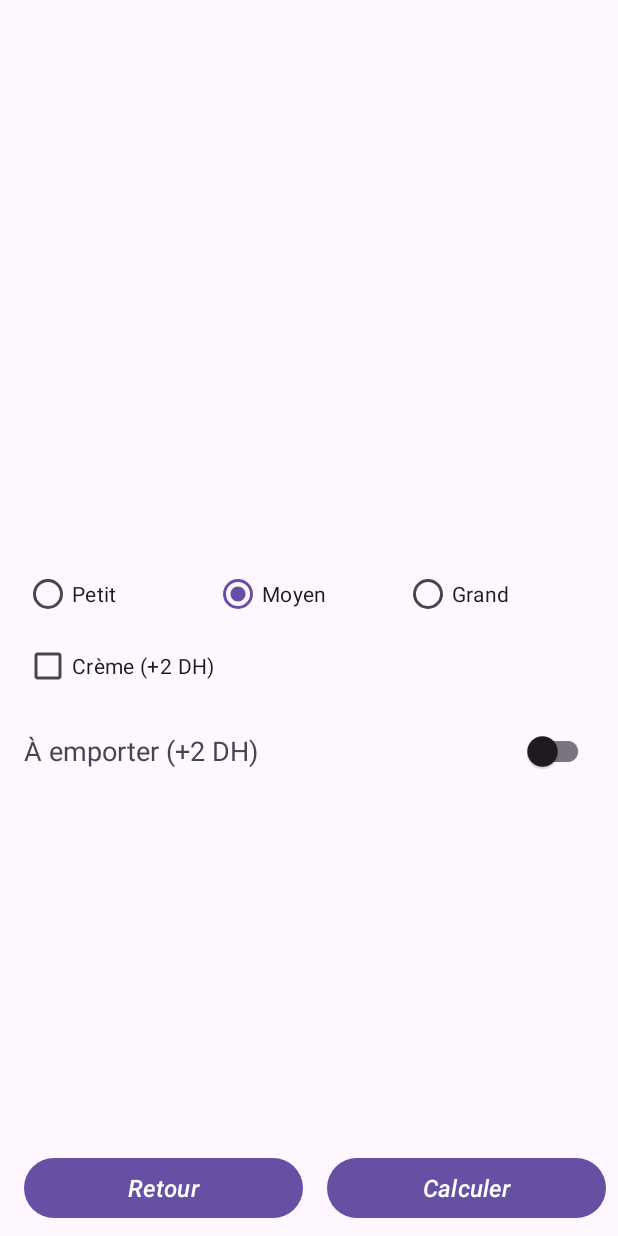
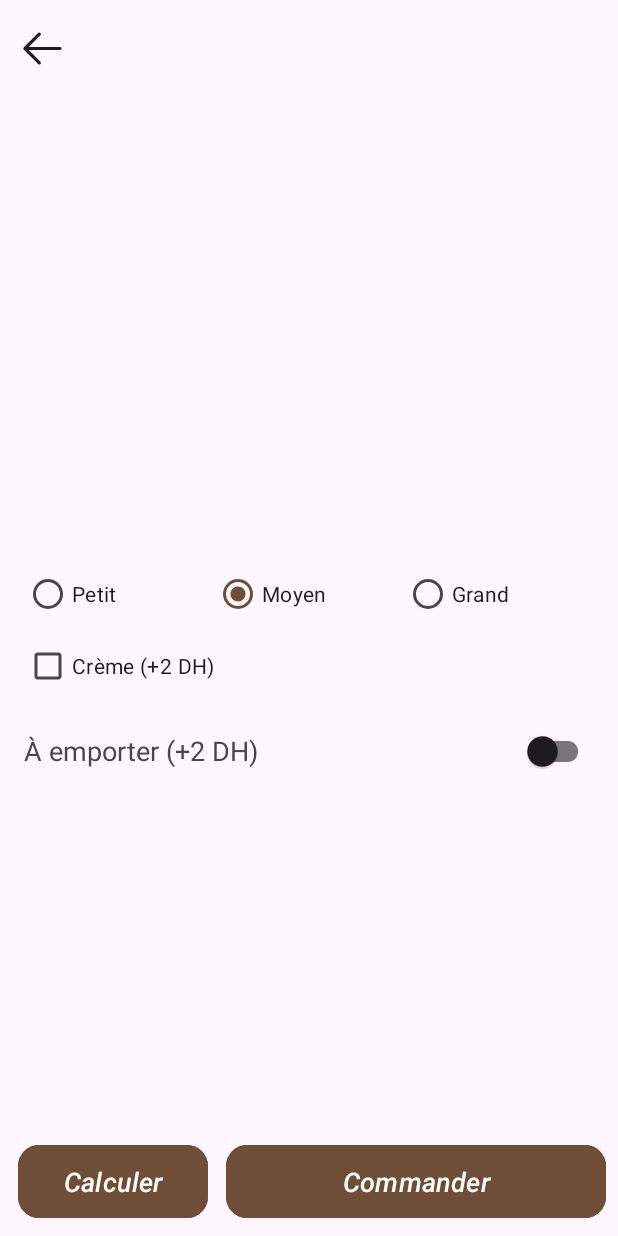
Before and after one commit to black-purple-jr/cafe-express-2, an Android app: the DetailsActivity screen opened directly, with no data from a screen before it, on a phone screen of 412 x 824 dp. Run offline under Robolectric (Android 15) with nearby library versions, the phone set to English and light mode, and no system bars.

Commit message:
minor updates

```diff
--- a/app/src/main/java/me/bpxdevjr/cafe_express_2/DetailsActivity.kt
+++ b/app/src/main/java/me/bpxdevjr/cafe_express_2/DetailsActivity.kt
@@ -6,11 +6,13 @@ import android.widget.CheckBox
 import android.widget.ImageView
 import android.widget.RadioGroup
 import android.widget.TextView
+import android.widget.Toast
 import androidx.activity.enableEdgeToEdge
 import androidx.appcompat.app.AppCompatActivity
 import androidx.appcompat.widget.SwitchCompat
 import androidx.core.view.ViewCompat
 import androidx.core.view.WindowInsetsCompat
+import com.google.android.material.appbar.MaterialToolbar
 
 class DetailsActivity : AppCompatActivity() {
 
@@ -25,8 +27,8 @@ class DetailsActivity : AppCompatActivity() {
 
     private lateinit var outputText: TextView
 
-    private lateinit var btnRetour: Button
     private lateinit var btnCalculer: Button
+    private lateinit var btnAjouterAuPanier: Button
 
 
     override fun onCreate(savedInstanceState: Bundle?) {
@@ -56,12 +58,17 @@ class DetailsActivity : AppCompatActivity() {
 
         outputText = findViewById(R.id.txtResult)
 
-        btnRetour = findViewById(R.id.btnRetour)
+        btnAjouterAuPanier = findViewById(R.id.btnAjouterAuPanier)
         btnCalculer = findViewById(R.id.btnCalculer)
 
         menuItemPicture.setImageResource(image)
         menuItemName.text = nom
         menuItemDescription.text = description
+
+        val toolbar: MaterialToolbar = findViewById(R.id.customPageBar)
+        toolbar.setNavigationOnClickListener {
+            finish()
+        }
 
 
         btnCalculer.setOnClickListener {
@@ -84,11 +91,9 @@ class DetailsActivity : AppCompatActivity() {
             }
 
             var total = avecCreme + aEmporte + prixTaille
-            outputText.text = "$total DH"
+            outputText.text = getString(R.string.recap_total, total)
         }
 
-        btnRetour.setOnClickListener {
-            finish()
-        }
+        btnAjouterAuPanier.setOnClickListener {  }
     }
 }
--- a/app/src/main/java/me/bpxdevjr/cafe_express_2/MenuActivity.kt
+++ b/app/src/main/java/me/bpxdevjr/cafe_express_2/MenuActivity.kt
@@ -7,6 +7,7 @@ import androidx.activity.enableEdgeToEdge
 import androidx.appcompat.app.AppCompatActivity
 import androidx.core.view.ViewCompat
 import androidx.core.view.WindowInsetsCompat
+import com.google.android.material.appbar.MaterialToolbar
 import me.bpxdevjr.cafe_express_2.adapters.MenuAdapter
 import me.bpxdevjr.cafe_express_2.data.Boisson
 
@@ -101,6 +102,9 @@ class MenuActivity : AppCompatActivity() {
         )
         lvMenu.adapter = MenuAdapter(this, boissons)
 
+        val toolbar = findViewById<MaterialToolbar>(R.id.topAppBar)
+        toolbar.title = getString(R.string.titre_menu)
+
         lvMenu.setOnItemClickListener { _, _, position, _ ->
             val boisson = boissons[position]
             val intent = Intent(this, DetailsActivity::class.java)
--- /dev/null
+++ b/app/src/main/res/drawable/fond_carte.xml
@@ -0,0 +1,8 @@
+<?xml version="1.0" encoding="utf-8"?>
+<shape xmlns:android="http://schemas.android.com/apk/res/android">
+    <solid android:color="@color/cafe_clair" />
+    <corners android:radius="@dimen/rayon_coin" />
+    <stroke
+        android:width="1dp"
+        android:color="@color/cafe_principal" />
+</shape>
--- /dev/null
+++ b/app/src/main/res/drawable/ic_arrow_back.xml
@@ -0,0 +1,10 @@
+<?xml version="1.0" encoding="utf-8"?>
+<vector xmlns:android="http://schemas.android.com/apk/res/android"
+    android:width="34sp"
+    android:height="34sp"
+    android:viewportWidth="256"
+    android:viewportHeight="256">
+    <path
+        android:fillColor="#ffffff"
+        android:pathData="M224,128a8,8,0,0,1-8,8H59.31l58.35,58.34a8,8,0,0,1-11.32,11.32l-72-72a8,8,0,0,1,0-11.32l72-72a8,8,0,0,1,11.32,11.32L59.31,120H216A8,8,0,0,1,224,128Z" />
+</vector>
--- a/app/src/main/res/layout/activity_details.xml
+++ b/app/src/main/res/layout/activity_details.xml
@@ -19,6 +19,8 @@
             android:id="@+id/customPageBar"
             android:layout_width="match_parent"
             android:layout_height="?attr/actionBarSize"
+            app:navigationIcon="@drawable/ic_arrow_back"
+            app:navigationIconTint="?attr/colorOnSurface"
             app:title=""
             app:titleCentered="true" />
 
@@ -51,7 +53,7 @@
         android:layout_height="wrap_content"
         android:layout_marginTop="25dp"
         android:text=""
-        android:textSize="16dp"
+        android:textSize="16sp"
         android:textStyle="italic"
         app:layout_constraintEnd_toEndOf="parent"
         app:layout_constraintStart_toStartOf="parent"
@@ -74,7 +76,7 @@
             android:layout_width="0dp"
             android:layout_height="wrap_content"
             android:layout_weight="1"
-            android:text="Petit" />
+            android:text="@string/rb_petit" />
 
         <RadioButton
             android:id="@+id/rbMoyen"
@@ -82,14 +84,14 @@
             android:layout_height="wrap_content"
             android:layout_weight="1"
             android:checked="true"
-            android:text="Moyen" />
+            android:text="@string/rb_moyen" />
 
         <RadioButton
             android:id="@+id/rbGrand"
             android:layout_width="0dp"
             android:layout_height="wrap_content"
             android:layout_weight="1"
-            android:text="Grand" />
+            android:text="@string/rb_grand" />
 
     </RadioGroup>
 
@@ -98,7 +100,7 @@
         android:layout_width="0dp"
         android:layout_height="wrap_content"
         android:layout_marginStart="16dp"
-        android:text="Crème (+2 DH)"
+        android:text="@string/creme"
         app:layout_constraintStart_toStartOf="parent"
         app:layout_constraintTop_toBottomOf="@id/rgTaille" />
 
@@ -108,7 +110,7 @@
         android:layout_height="wrap_content"
         android:layout_marginHorizontal="16dp"
         android:layout_marginTop="20dp"
-        android:text="À emporter (+2 DH)"
+        android:text="@string/switch_label"
         android:textSize="18sp"
         app:layout_constraintStart_toStartOf="parent"
         app:layout_constraintTop_toBottomOf="@id/cbCreme" />
@@ -134,31 +136,34 @@
         app:layout_constraintTop_toBottomOf="@id/swEmporter" />
 
     <Button
-        android:id="@+id/btnRetour"
+        android:id="@+id/btnCalculer"
+        style="@style/BoutonCafe"
         android:layout_width="0dp"
         android:layout_height="wrap_content"
-        android:layout_marginHorizontal="16dp"
+        android:layout_marginHorizontal="12dp"
         android:layout_marginBottom="8dp"
-        android:text="Retour"
-        android:textSize="16sp"
+        android:backgroundTint="@color/cafe_principal"
+        android:text="@string/btn_calculer"
+        android:textSize="@dimen/texte_bouton"
         android:textStyle="italic"
         app:layout_constraintBottom_toBottomOf="parent"
-        app:layout_constraintEnd_toStartOf="@id/btnCalculer"
+        app:layout_constraintEnd_toStartOf="@id/btnAjouterAuPanier"
         app:layout_constraintHorizontal_weight="1"
         app:layout_constraintStart_toStartOf="parent" />
 
     <Button
-        android:id="@+id/btnCalculer"
+        android:id="@+id/btnAjouterAuPanier"
+        style="@style/BoutonCafe"
         android:layout_width="0dp"
         android:layout_height="wrap_content"
         android:layout_marginEnd="8dp"
         android:layout_marginBottom="8dp"
-        android:text="Calculer"
-        android:textSize="16sp"
+        android:backgroundTint="@color/cafe_principal"
+        android:text="@string/btn_commander"
         android:textStyle="italic"
         app:layout_constraintBottom_toBottomOf="parent"
         app:layout_constraintEnd_toEndOf="parent"
-        app:layout_constraintHorizontal_weight="1"
-        app:layout_constraintStart_toEndOf="@id/btnRetour" />
+        app:layout_constraintHorizontal_weight="2"
+        app:layout_constraintStart_toEndOf="@id/btnCalculer" />
 
 </androidx.constraintlayout.widget.ConstraintLayout>
--- a/app/src/main/res/layout/activity_main.xml
+++ b/app/src/main/res/layout/activity_main.xml
@@ -20,10 +20,11 @@
 
     <Button
         android:id="@+id/btnVoirMenu"
+        style="@style/BoutonCafe"
         android:layout_width="wrap_content"
         android:layout_height="wrap_content"
-        android:text="Voir notre menu"
-        android:textStyle="italic"
-        android:textSize="18sp"/>
+        android:text="@string/voir_notre_menu"
+        android:textSize="@dimen/texte_bouton"
+        android:textStyle="italic" />
 
 </LinearLayout>
--- a/app/src/main/res/layout/activity_menu.xml
+++ b/app/src/main/res/layout/activity_menu.xml
@@ -19,7 +19,7 @@
             android:id="@+id/topAppBar"
             android:layout_width="match_parent"
             android:layout_height="?attr/actionBarSize"
-            app:title="Notre Menu"
+            app:title="@string/titre_menu"
             app:titleCentered="true" />
 
     </com.google.android.material.appbar.AppBarLayout>
--- a/app/src/main/res/layout/menu_item.xml
+++ b/app/src/main/res/layout/menu_item.xml
@@ -2,6 +2,9 @@
 <androidx.constraintlayout.widget.ConstraintLayout xmlns:android="http://schemas.android.com/apk/res/android"
     xmlns:app="http://schemas.android.com/apk/res-auto"
     android:layout_width="match_parent"
+    android:background="@drawable/fond_carte"
+    android:layout_margin="8dp"
+    android:padding="8dp"
     android:layout_height="wrap_content"
     android:layout_marginHorizontal="10dp"
     android:layout_marginVertical="5dp">
--- a/app/src/main/res/values/colors.xml
+++ b/app/src/main/res/values/colors.xml
@@ -3,4 +3,6 @@
     <color name="black">#FF000000</color>
     <color name="white">#FFFFFFFF</color>
     <color name="grey">#5f5f5f</color>
+    <color name="cafe_principal">#6F4E37</color>
+    <color name="cafe_clair">#EADDFF</color>
 </resources>
--- /dev/null
+++ b/app/src/main/res/values/dimens.xml
@@ -0,0 +1,6 @@
+<?xml version="1.0" encoding="utf-8"?>
+<resources>
+    <dimen name="marge_ecran">16dp</dimen>
+    <dimen name="texte_bouton">18sp</dimen>
+    <dimen name="rayon_coin">14dp</dimen>
+</resources>
--- a/app/src/main/res/values/strings.xml
+++ b/app/src/main/res/values/strings.xml
@@ -1,3 +1,13 @@
 <resources>
     <string name="app_name">Cafe Express 2</string>
+    <string name="btn_commander">Commander</string>
+    <string name="btn_calculer">Calculer</string>
+    <string name="switch_label">À emporter (+2 DH)</string>
+    <string name="rb_petit">Petit</string>
+    <string name="rb_moyen">Moyen</string>
+    <string name="rb_grand">Grand</string>
+    <string name="creme">Crème (+2 DH)</string>
+    <string name="recap_total">Total : %1$d DH</string>
+    <string name="titre_menu">Notre Menu</string>
+    <string name="voir_notre_menu">Voir notre menu</string>
 </resources>
--- a/app/src/main/res/values/themes.xml
+++ b/app/src/main/res/values/themes.xml
@@ -5,5 +5,16 @@
         <!-- <item name="colorPrimary">@color/my_light_primary</item> -->
     </style>
 
-    <style name="Theme.CafeExpress2" parent="Base.Theme.CafeExpress2" />
+    <style name="Theme.CafeExpress2" parent="Base.Theme.CafeExpress2">
+        <item name="colorPrimary" type="color">@color/cafe_principal</item>
+        <item name="colorOnPrimary" type="color">@color/white</item>
+        <item name="android:statusBarColor" type="color">@color/cafe_principal</item>
+    </style>
+    <style name="BoutonCafe">
+        <item name="android:textSize">@dimen/texte_bouton</item>
+        <item name="android:textColor">@color/white</item>
+        <item name="backgroundTint">@color/cafe_principal</item>
+        <item name="cornerRadius">@dimen/rayon_coin</item>
+        <item name="android:padding">12dp</item>
+    </style>
 </resources>
```
Also changed, not shown: 1 other file.
